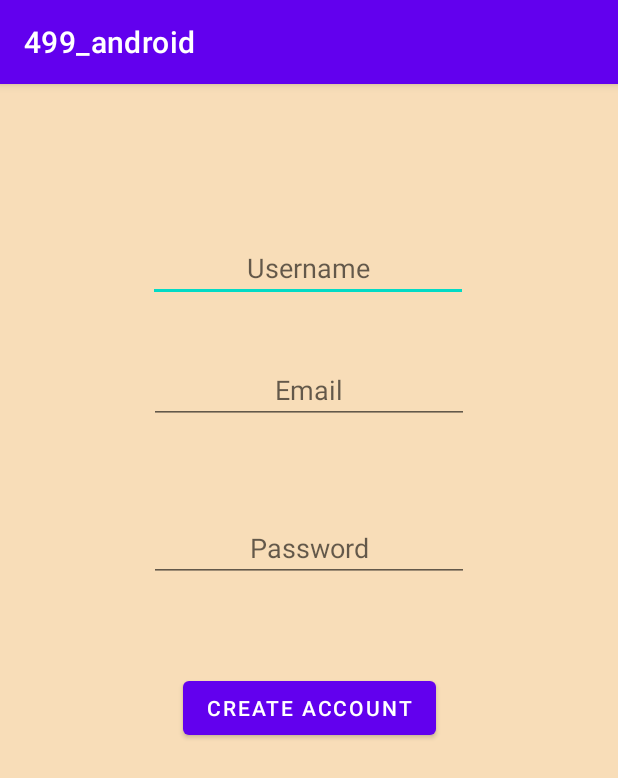
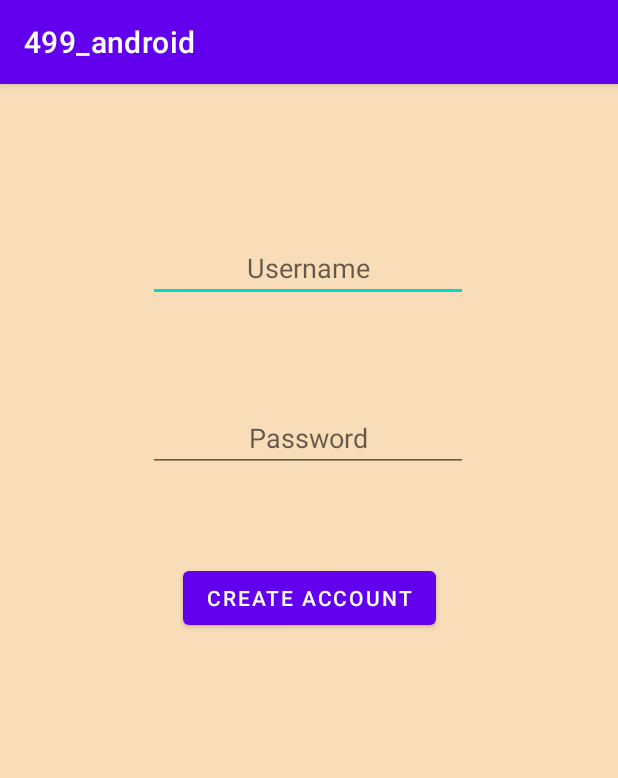
Before and after one commit to melodyncr/frontendGUM, an Android app: the CreateAccount screen opened directly, with no data from a screen before it, after a tap on "CREATE ACCOUNT", on a phone screen of 412 x 824 dp. Shown: the top 778 px of the screen. Run offline under Robolectric (Android 15) with nearby library versions, the phone set to English and light mode, and no system bars; our stand-ins replace Firebase (no records; nobody signed in at launch, a user with empty details on screens opened directly).

Commit message:
added querying by ID to create-account-activity

```diff
--- a/app/src/main/java/com/example/a499_android/CreateAccount.java
+++ b/app/src/main/java/com/example/a499_android/CreateAccount.java
@@ -1,22 +1,37 @@
 package com.example.a499_android;
 
+import androidx.annotation.NonNull;
 import androidx.appcompat.app.AppCompatActivity;
 
 import android.os.Bundle;
+import android.util.Log;
 import android.view.View;
 import android.widget.Button;
 import android.widget.TextView;
 import android.widget.Toast;
 
+import com.google.android.gms.tasks.OnCompleteListener;
+import com.google.android.gms.tasks.Task;
+import com.google.firebase.firestore.CollectionReference;
+import com.google.firebase.firestore.DocumentReference;
+import com.google.firebase.firestore.DocumentSnapshot;
+import com.google.firebase.firestore.FirebaseFirestore;
+import com.google.firebase.firestore.Query;
+import com.google.firebase.firestore.QueryDocumentSnapshot;
+import com.google.firebase.firestore.QuerySnapshot;
+
 public class CreateAccount extends AppCompatActivity {
 
-    private TextView usernameField, passwordField, emailField;
+    private TextView usernameField, passwordField;
     private Button createAccountBtn;
+    FirebaseFirestore db = FirebaseFirestore.getInstance();
+    CollectionReference users = db.collection("Users");
 
     @Override
     protected void onCreate(Bundle savedInstanceState) {
         super.onCreate(savedInstanceState);
         setContentView(R.layout.activity_create_account);
+        FirebaseFirestore db = FirebaseFirestore.getInstance();
         wiredUp();
 
         createAccountBtn.setOnClickListener(new View.OnClickListener() {
@@ -24,9 +39,8 @@ public class CreateAccount extends AppCompatActivity {
             public void onClick(View view) {
                 String enteredUsername = usernameField.getText().toString();
                 String enteredPassword = passwordField.getText().toString();
-                String enteredEmail = emailField.getText().toString();
                 if (checkUsernameValidity(enteredUsername) && checkPasswordValidity(
-                        enteredPassword) && checkEmailValidity(enteredEmail)) {
+                        enteredPassword)) {
                     /**
                      * Add to database. Warnings will come from the functions themselves.
                      */
@@ -42,7 +56,6 @@ public class CreateAccount extends AppCompatActivity {
     private void wiredUp() {
         usernameField = findViewById(R.id.newUsernameText);
         passwordField = findViewById(R.id.newPasswordText);
-        emailField = findViewById(R.id.newUserEmailText);
         createAccountBtn = findViewById(R.id.createAccountBtn);
     }
 
@@ -50,11 +63,44 @@ public class CreateAccount extends AppCompatActivity {
         /**
          * Create code for querying through firestore DB for enteredUsername
          */
+        final boolean[] usernameAvailable = {true};
+        String USERTAG = "User documents";
+        Log.d("Entered Username: ", enteredUsername);
+
+        DocumentReference userDocRef = users.document(enteredUsername);
+
+        userDocRef.get().addOnCompleteListener(new OnCompleteListener<DocumentSnapshot>() {
+            @Override
+            public void onComplete(@NonNull Task<DocumentSnapshot> task) {
+                if (task.isSuccessful()) {
+                    DocumentSnapshot document = task.getResult();
+                    if (document.exists()) {
+                        Log.d(USERTAG, "DocumentSnapshot data: " + document.getData());
+                        Log.d("Warning", "Uh oh username is taken");
+                        Toast.makeText(CreateAccount.this,
+                                "This username is taken! Please enter a different username",
+                                Toast.LENGTH_SHORT)
+                                .show();
+                        usernameAvailable[0] = false;
+                    } else {
+                        Log.d(USERTAG, "No such document, This Username is available");
+                    }
+                } else {
+                    Log.d(USERTAG, "get failed with ", task.getException());
+                }
+            }
+        });
+
+        /**
+         * If there was a user with entered username found already;
+         */
+
+        if(!usernameAvailable[0]) return false;
+
         if (enteredUsername.length() < 5) {
             Toast.makeText(CreateAccount.this, "This username is too short",
                     Toast.LENGTH_SHORT)
                     .show();
-
             return false;
         }
 
@@ -70,12 +116,4 @@ public class CreateAccount extends AppCompatActivity {
         }
         return true;
     }
-
-    private boolean checkEmailValidity(String enteredEmail) {
-        /**
-         * Code to check if email is in database
-         */
-
-        return true;
-    }
 }
--- a/app/src/main/res/layout/activity_create_account.xml
+++ b/app/src/main/res/layout/activity_create_account.xml
@@ -22,30 +22,18 @@
         app:layout_constraintTop_toTopOf="parent" />
 
     <EditText
-        android:id="@+id/newUserEmailText"
-        android:layout_width="wrap_content"
-        android:layout_height="wrap_content"
-        android:layout_marginTop="36dp"
-        android:ems="10"
-        android:gravity="center"
-        android:hint="Email"
-        android:inputType="textEmailAddress"
-        app:layout_constraintEnd_toEndOf="parent"
-        app:layout_constraintStart_toStartOf="parent"
-        app:layout_constraintTop_toBottomOf="@+id/newUsernameText" />
-
-    <EditText
         android:id="@+id/newPasswordText"
         android:layout_width="wrap_content"
         android:layout_height="wrap_content"
-        android:layout_marginTop="60dp"
+        android:layout_marginTop="68dp"
         android:ems="10"
         android:gravity="center"
         android:hint="Password"
         android:inputType="textPassword"
         app:layout_constraintEnd_toEndOf="parent"
+        app:layout_constraintHorizontal_bias="0.497"
         app:layout_constraintStart_toStartOf="parent"
-        app:layout_constraintTop_toBottomOf="@+id/newUserEmailText" />
+        app:layout_constraintTop_toBottomOf="@+id/newUsernameText" />
 
     <Button
         android:id="@+id/createAccountBtn"
```
Also changed, not shown: app/src/main/AndroidManifest.xml (+3 -10 lines).
